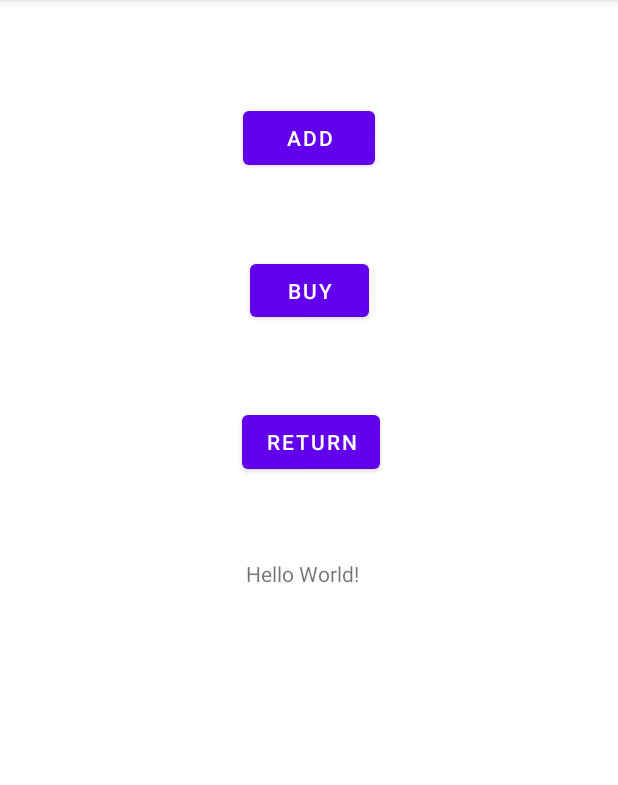
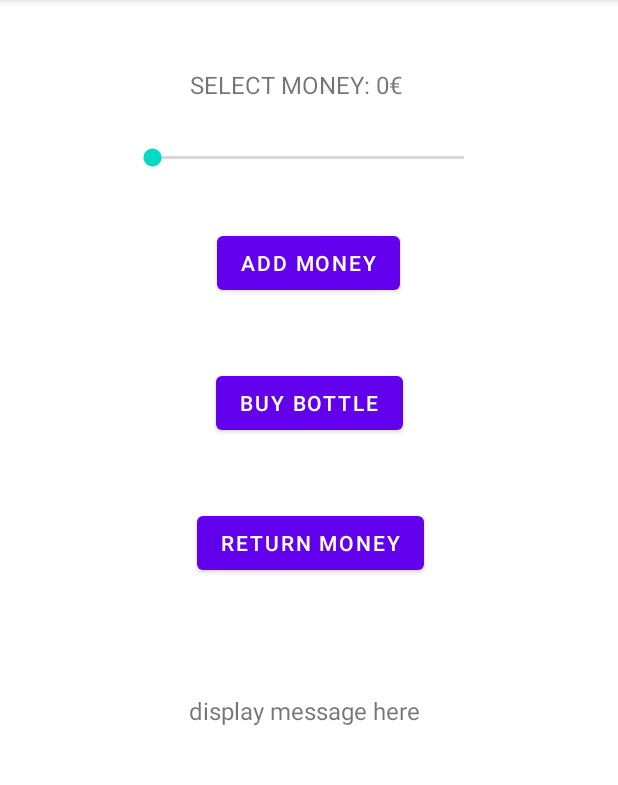
Before and after one commit to saugkim/Olio2021s_LUT, an Android app: the screen it shows after launch (MainActivity), on a phone screen of 412 x 824 dp, the part 84-869 px from its top. Run offline under Robolectric (Android 15) with nearby library versions, the phone set to English and light mode, and no system bars.

Commit message:
week 8-2 and 8-3

```diff
--- a/Week8/app/src/main/java/org/lut/week8/BottleDispenser.java
+++ b/Week8/app/src/main/java/org/lut/week8/BottleDispenser.java
@@ -54,8 +54,8 @@ public class BottleDispenser {
     }
 
 
-    public String addMoney() {
-        this.money += 1.0;
+    public String addMoney(double amount) {
+        this.money += amount;
         return "Klink! Added more money!";
     }
 
--- a/Week8/app/src/main/java/org/lut/week8/MainActivity.java
+++ b/Week8/app/src/main/java/org/lut/week8/MainActivity.java
@@ -6,6 +6,7 @@ import android.os.Bundle;
 import android.view.View;
 import android.widget.Button;
 import android.widget.EditText;
+import android.widget.SeekBar;
 import android.widget.TextView;
 
 public class MainActivity extends AppCompatActivity {
@@ -13,6 +14,10 @@ public class MainActivity extends AppCompatActivity {
     BottleDispenser bd = BottleDispenser.getInstance();
     Button addMoneyBtn, buyBottleBtn, returnMoneyBtn;
     TextView textView;
+    SeekBar seekBar;
+    TextView barValue;
+    int amount;
+    public static String DEFAULT_VALUE ="SELECT MONEY: 0€";
 
     @Override
     protected void onCreate(Bundle savedInstanceState) {
@@ -23,11 +28,44 @@ public class MainActivity extends AppCompatActivity {
         buyBottleBtn = (Button) findViewById(R.id.buyButton);
         returnMoneyBtn = (Button) findViewById(R.id.returnButton);
         textView = (TextView) findViewById(R.id.textView);
+
+        seekBar = (SeekBar) findViewById(R.id.seekBar);
+        barValue = (TextView) findViewById(R.id.varValue);
+        seekBar.setProgress(0);
+        barValue.setText(DEFAULT_VALUE);
+
+
+        seekBar.setOnSeekBarChangeListener(new SeekBar.OnSeekBarChangeListener() {
+            int seekValue = 0;
+            @Override
+            public void onProgressChanged(SeekBar seekBar, int i, boolean b) {
+                seekValue = i;
+                amount = i;
+            }
+
+            @Override
+            public void onStartTrackingTouch(SeekBar seekBar) {
+                seekBar.setProgress(0);
+            }
+
+            @Override
+            public void onStopTrackingTouch(SeekBar seekBar) {
+                barValue.setText("SELECT MONEY: " + seekValue + "€");
+            }
+        });
+
+    }
+
+    public void setAmount(View v) {
+        amount = seekBar.getProgress();
     }
 
     public void addMoney(View v){
-        String ret = bd.addMoney();
+        String ret = bd.addMoney(amount);
         textView.setText(ret);
+
+        seekBar.setProgress(0);
+        barValue.setText(DEFAULT_VALUE);
     }
 
     public void buyBottle(View v) {
@@ -40,6 +78,20 @@ public class MainActivity extends AppCompatActivity {
         textView.setText(ret);
     }
 }
+/*
+8.3. Modify the user interface in such a way that it is possible to change the amount of money you put to the BottleDispenser.
+It is recommended to use SeekBar-component that works as a slider to change the amount of money given.
+You will still need a button to that adds the money and resets SeekBar.
+
+8.4. Add a possibility to buy different sodas in different sizes.
+One possiblity is to use drop-down list for buying the bottles.
+This means the user chooses from the drop-down list the bottle they want to buy and its size.
+Afterwards the BottleDispenser either sells the product or says that they are out
+(you can use Spinner component for example).
+
+8.5. Add a functionality that makes it possible to print receipt of the last purchase for the user. The receipt should contain information that it is a receipt and what was purchased (name and price at least). The receipt is not printed to the user interface but instead, written to a file (that is defined in the program).
+*/
+
 
 /*
 public static void printInfo() {
--- a/Week8/app/src/main/res/layout/activity_main.xml
+++ b/Week8/app/src/main/res/layout/activity_main.xml
@@ -10,34 +10,38 @@
         android:id="@+id/textView"
         android:layout_width="wrap_content"
         android:layout_height="wrap_content"
-        android:layout_marginBottom="376dp"
-        android:text="Hello World!"
+        android:layout_marginTop="32dp"
+        android:layout_marginBottom="254dp"
+        android:text="display message here"
+        android:textSize="16sp"
         app:layout_constraintBottom_toBottomOf="parent"
         app:layout_constraintHorizontal_bias="0.488"
         app:layout_constraintLeft_toLeftOf="parent"
-        app:layout_constraintRight_toRightOf="parent" />
+        app:layout_constraintRight_toRightOf="parent"
+        app:layout_constraintTop_toBottomOf="@+id/returnButton" />
 
     <Button
         android:id="@+id/addButton"
         android:layout_width="wrap_content"
         android:layout_height="wrap_content"
-        android:layout_marginTop="30dp"
+        android:layout_marginTop="8dp"
         android:layout_marginBottom="8dp"
         android:onClick="addMoney"
-        android:text="ADD"
+        android:text="ADD MONEY"
         app:layout_constraintBottom_toTopOf="@+id/buyButton"
         app:layout_constraintEnd_toEndOf="parent"
+        app:layout_constraintHorizontal_bias="0.498"
         app:layout_constraintStart_toStartOf="parent"
-        app:layout_constraintTop_toTopOf="parent" />
+        app:layout_constraintTop_toBottomOf="@+id/seekBar" />
 
     <Button
         android:id="@+id/buyButton"
-        android:layout_width="79dp"
-        android:layout_height="47dp"
+        android:layout_width="wrap_content"
+        android:layout_height="wrap_content"
         android:layout_marginTop="8dp"
         android:layout_marginBottom="8dp"
         android:onClick="buyBottle"
-        android:text="BUY"
+        android:text="BUY BOTTLE"
         app:layout_constraintBottom_toTopOf="@+id/returnButton"
         app:layout_constraintEnd_toEndOf="parent"
         app:layout_constraintStart_toStartOf="parent"
@@ -50,7 +54,7 @@
         android:layout_marginTop="8dp"
         android:layout_marginBottom="16dp"
         android:onClick="returnMoney"
-        android:text="Return"
+        android:text="Return Money"
         app:layout_constraintBottom_toTopOf="@+id/textView"
         app:layout_constraintEnd_toEndOf="parent"
         app:layout_constraintHorizontal_bias="0.504"
@@ -58,4 +62,33 @@
         app:layout_constraintTop_toBottomOf="@+id/buyButton"
         app:layout_constraintVertical_bias="0.981" />
 
+    <SeekBar
+        android:id="@+id/seekBar"
+        android:layout_width="240dp"
+        android:layout_height="18dp"
+        android:indeterminate="false"
+        android:max="5"
+        android:progress="1"
+        app:layout_constraintBottom_toTopOf="@+id/addButton"
+        app:layout_constraintEnd_toEndOf="parent"
+        app:layout_constraintHorizontal_bias="0.497"
+        app:layout_constraintStart_toStartOf="parent"
+        app:layout_constraintTop_toBottomOf="@+id/varValue" />
+
+    <TextView
+        android:id="@+id/varValue"
+        android:layout_width="158dp"
+        android:layout_height="wrap_content"
+        android:layout_marginStart="24dp"
+        android:layout_marginTop="16dp"
+        android:layout_marginEnd="24dp"
+        android:text="Select Money"
+        android:textSize="16sp"
+        app:layout_constraintBottom_toTopOf="@+id/seekBar"
+        app:layout_constraintEnd_toEndOf="parent"
+        app:layout_constraintHorizontal_bias="0.497"
+        app:layout_constraintStart_toStartOf="parent"
+        app:layout_constraintTop_toTopOf="parent"
+        app:layout_constraintVertical_bias="0.0" />
+
 </androidx.constraintlayout.widget.ConstraintLayout>
```
